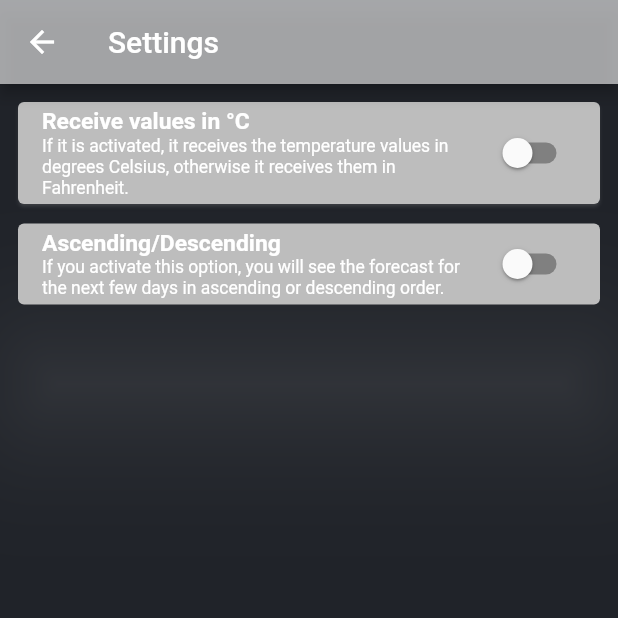
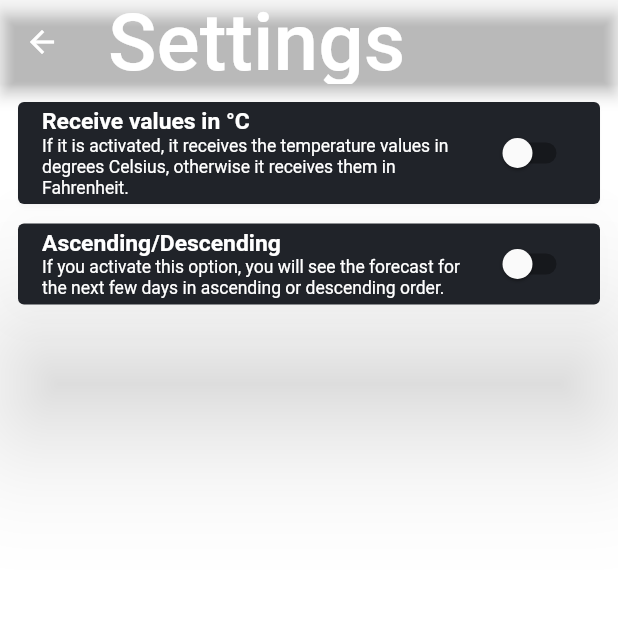
Before and after one commit to AndryCU/weather_app, a Flutter app: the screen it shows after launch, after a tap on the "settings" icon, on a phone screen of 412 x 824 dp, the top half of it. Run offline on Flutter 3.47's test engine with Material 2 defaults, Android fonts, the phone set to English and light mode, and no system bars; our stand-ins replace bloc, cached_network_image, dartz, equatable, firebase_core, firebase_crashlytics and 9 more; accounts and stored records are empty; generated files the repository leaves out were written again.

Commit message:
updating UI
Separate texts and colors. Modified the configuration screen

```diff
--- /dev/null
+++ b/lib/core/const/colors.dart
@@ -0,0 +1,12 @@
+import 'package:flutter/material.dart';
+
+const scaffoldBackgroundColor = Color.fromRGBO(26, 28, 30, 0);
+const textTitleColor = Colors.white;
+const iconColor = Colors.white;
+const messagesColor = Colors.white70;
+const cardBackgroundColor = Color.fromRGBO(32, 35, 41, 1);
+const iconErrorColor = Colors.red;
+const cardSubtitleColor = Color.fromARGB(255, 200, 200, 201);
+const borderSideColor = Colors.white;
+const cardInsideColor = Color.fromARGB(179, 128, 128, 128);
+const switchActivateColor = Colors.white;
--- /dev/null
+++ b/lib/features/current_weather/presentation/widgets/texts_current_weather.dart
@@ -0,0 +1 @@
+const timeZoneMessage = 'All times are in your local time';
--- a/lib/features/fetch_location_gps/presentation/bloc/fetch_location_gps_state.dart
+++ b/lib/features/fetch_location_gps/presentation/bloc/fetch_location_gps_state.dart
@@ -8,6 +8,8 @@ abstract class FetchLocationGpsState extends Equatable {
 }
 
 class FetchLocationGpsInitial extends FetchLocationGpsState {}
+
+class FetchLocationGpsDenyForever extends FetchLocationGpsState {}
 
 class FetchLocationGpsLoading extends FetchLocationGpsState {}
 
@@ -23,4 +25,8 @@ class FetchLocationGpsError extends FetchLocationGpsState {}
 
 class FetchLocationGpsServiceError extends FetchLocationGpsState {}
 
-class FetchLocationGpsPermissionError extends FetchLocationGpsState {}
+class FetchLocationGpsPermissionError extends FetchLocationGpsState {
+  final LocationPermission type;
+
+  const FetchLocationGpsPermissionError(this.type);
+}
--- /dev/null
+++ b/lib/features/feth_location/presentation/widgets/text_feth_location.dart
@@ -0,0 +1,4 @@
+const hideMessage = 'Type here a location';
+const tryAgainText = 'Try again';
+const generalError = 'Oops something went wrong:';
+const noLocationFound = 'Ups! No locations found';
--- a/lib/features/feth_location/presentation/widgets/text_field.dart
+++ b/lib/features/feth_location/presentation/widgets/text_field.dart
@@ -5,6 +5,7 @@ import 'package:flutter/material.dart';
 import 'package:flutter_bloc/flutter_bloc.dart';
 import 'package:flutter_typeahead/flutter_typeahead.dart';
 import 'package:sizer/sizer.dart';
+import 'package:weather_app/core/const/colors.dart';
 import 'package:weather_app/features/fetch_location_gps/presentation/bloc/fetch_location_gps_bloc.dart';
 import 'package:weather_app/features/feth_location/presentation/bloc/cubit/spesific_location_selected_cubit.dart';
 import '../../../../core/const/end_points.dart';
@@ -13,6 +14,7 @@ import '../../../../injection/locator.dart';
 import '../../../main_ui/presentation/bloc/main_ui_bloc.dart';
 import '../../domain/entities/geocoding/geo_coding_entity.dart';
 import '../../domain/usecases/geo_coding_list.dart';
+import 'text_feth_location.dart';
 
 class TextFieldLocation extends StatelessWidget {
   final TextEditingController _typeAheadController = TextEditingController();
@@ -32,12 +34,12 @@ class TextFieldLocation extends StatelessWidget {
                 borderRadius: BorderRadius.circular(12),
                 borderSide: const BorderSide(
                   width: 3,
-                  color: Colors.white,
+                  color: borderSideColor,
                 ),
               ),
               focusedBorder: OutlineInputBorder(
                 borderRadius: BorderRadius.circular(12),
-                borderSide: const BorderSide(width: 3, color: Colors.white),
+                borderSide: const BorderSide(width: 3, color: borderSideColor),
               ),
               contentPadding: const EdgeInsets.only(
                 left: 10,
@@ -46,14 +48,14 @@ class TextFieldLocation extends StatelessWidget {
                 color: Colors.white30,
                 fontSize: 16.sp,
               ),
-              labelText: 'Type here a location',
+              labelText: hideMessage,
               labelStyle: TextStyle(
                 color: Colors.white30,
                 fontSize: 17.sp,
               ),
             ),
             style: TextStyle(
-              color: Colors.white,
+              color: textTitleColor,
               fontSize: 16.sp,
             ),
           ),
@@ -67,7 +69,7 @@ class TextFieldLocation extends StatelessWidget {
             return [];
           },
           itemBuilder: (context, itemData) {
-            final state = itemData.state != null ? '${itemData.state}' : '';
+            final state = itemData.state ?? '';
             return Card(
               elevation: 20,
               child: ListTile(
@@ -87,7 +89,7 @@ class TextFieldLocation extends StatelessWidget {
                   errorWidget: (context, url, error) {
                     return Icon(
                       Icons.image_not_supported_sharp,
-                      color: Colors.red,
+                      color: iconErrorColor,
                       size: 10.w,
                     );
                   },
@@ -105,7 +107,7 @@ class TextFieldLocation extends StatelessWidget {
               return Text(
                 error.message,
                 style: TextStyle(
-                  color: Colors.red,
+                  color: iconErrorColor,
                   fontSize: 15.sp,
                 ),
                 textAlign: TextAlign.center,
@@ -113,16 +115,16 @@ class TextFieldLocation extends StatelessWidget {
             }
             if (error is TimeoutException) {
               return Text(
-                'Try again',
+                tryAgainText,
                 style: TextStyle(
-                  color: Colors.red,
+                  color: iconErrorColor,
                   fontSize: 15.sp,
                 ),
                 textAlign: TextAlign.center,
               );
             }
             return Text(
-              'Oops something went wrong: ${error.toString()}',
+              '$generalError ${error.toString()}',
               style: TextStyle(
                 color: Colors.red,
                 fontSize: 15.sp,
@@ -144,7 +146,7 @@ class TextFieldLocation extends StatelessWidget {
             return Padding(
               padding: const EdgeInsets.all(8.0),
               child: Text(
-                'Ups! No locations found',
+                noLocationFound,
                 style: TextStyle(
                   fontSize: 15.sp,
                 ),
--- a/lib/features/main_ui/presentation/pages/weather_page.dart
+++ b/lib/features/main_ui/presentation/pages/weather_page.dart
@@ -1,16 +1,16 @@
 import 'package:flutter/material.dart';
 import 'package:flutter_bloc/flutter_bloc.dart';
+import 'package:permission_handler/permission_handler.dart';
 import 'package:sizer/sizer.dart';
 import 'package:lottie/lottie.dart';
 import 'package:shared_preferences/shared_preferences.dart';
-import 'package:weather_app/core/utils/sun_data_converter.dart';
 import 'package:weather_app/features/fetch_location_gps/presentation/bloc/fetch_location_gps_bloc.dart';
-import 'package:weather_app/features/feth_location/data/repositories/geo_coding_repository_implementation.dart';
 import 'package:weather_app/features/main_ui/presentation/bloc/main_ui_bloc.dart';
+import 'package:weather_app/features/main_ui/presentation/pages/texts_main_ui.dart';
 import 'package:weather_app/features/settings/presentation/pages/settings_page.dart';
 
+import '../../../../core/const/colors.dart';
 import '../../../current_weather/presentation/widgets/current_weather_main_widget.dart';
-import '../../../feth_location/domain/repositories/geo_coding_repository.dart';
 import '../../../feth_location/presentation/bloc/cubit/spesific_location_selected_cubit.dart';
 import '../../../feth_location/presentation/widgets/text_field.dart';
 import '../../../five_days_weather/presentation/widgets/day_expanded_widget.dart';
@@ -38,7 +38,7 @@ class _WeatherPageState extends State<WeatherPage> {
   Widget build(BuildContext context) {
     return Scaffold(
       resizeToAvoidBottomInset: false,
-      backgroundColor: const Color.fromRGBO(26, 28, 30, 0),
+      backgroundColor: scaffoldBackgroundColor,
       body: Padding(
         padding: const EdgeInsets.only(top: 4.0),
         child: SingleChildScrollView(
@@ -54,8 +54,8 @@ class _WeatherPageState extends State<WeatherPage> {
                     padding: const EdgeInsets.only(left: 8),
                     child: Text(
                       textAlign: TextAlign.center,
-                      'Weather App',
-                      style: TextStyle(fontSize: 30.sp, color: Colors.white),
+                      appTitle,
+                      style: TextStyle(fontSize: 30.sp, color: textTitleColor),
                     ),
                   ),
                   const Spacer(),
@@ -69,7 +69,7 @@ class _WeatherPageState extends State<WeatherPage> {
                     },
                     icon: const Icon(
                       Icons.gps_fixed,
-                      color: Colors.white,
+                      color: iconColor,
                     ),
                   ),
                   IconButton(
@@ -82,7 +82,7 @@ class _WeatherPageState extends State<WeatherPage> {
                     },
                     icon: const Icon(
                       Icons.settings,
-                      color: Colors.white,
+                      color: iconColor,
                     ),
                   )
                 ],
@@ -106,7 +106,7 @@ class _WeatherPageState extends State<WeatherPage> {
                     return Container();
                   }
                   if (state is FetchLocationGpsLoading) {
-                    return _loadingWidget(message: 'Loading location...');
+                    return _loadingWidget(message: loadingLocationText);
                   }
                   if (state is FetchLocationGpsLoaded) {
                     BlocProvider.of<MainUiBloc>(context, listen: false)
@@ -119,15 +119,42 @@ class _WeatherPageState extends State<WeatherPage> {
 
                   if (state is FetchLocationGpsPermissionError) {
                     return _gpsServiceOrPermissionError(
-                        message:
-                            'Please, grand the permission of location to use this feature...',
+                        message: gpsPermissionError,
                         icon: Icons.location_disabled);
                   }
-
+                  if (state is FetchLocationGpsDenyForever) {
+                    return Center(
+                      child: Column(
+                        children: [
+                          Icon(
+                            Icons.gps_off,
+                            color: iconColor,
+                            size: 25.w,
+                          ),
+                          SizedBox(
+                            width: 80.w,
+                            child: Text(
+                              gpsPermissionDenyForeverText,
+                              textAlign: TextAlign.center,
+                              style: TextStyle(
+                                color: messagesColor,
+                                fontSize: 20.sp,
+                              ),
+                            ),
+                          ),
+                          ElevatedButton(
+                              onPressed: () async {
+                                await openAppSettings();
+                              },
+                              child: const Text(goAppSettingsScreen))
+                        ],
+                      ),
+                    );
+                  }
                   if (state is FetchLocationGpsServiceError) {
                     return _gpsServiceOrPermissionError(
                       icon: Icons.wrong_location,
-                      message: 'Please, enable location to use the GPS...',
+                      message: enableGpsText,
                     );
                   }
                   if (state is FetchLocationGpsError) {
@@ -145,7 +172,7 @@ class _WeatherPageState extends State<WeatherPage> {
               BlocBuilder<MainUiBloc, WeatherState>(
                 builder: (context, state) {
                   if (state is WeatherLoadingState) {
-                    return _loadingWidget(message: 'Loading weather...');
+                    return _loadingWidget(message: loadingWeather);
                   }
                   if (state is WeatherLoadedState) {
                     return Column(
@@ -163,7 +190,10 @@ class _WeatherPageState extends State<WeatherPage> {
                     return Center(
                       child: Text(
                         state.message,
-                        style: const TextStyle(color: Colors.white),
+                        style: TextStyle(
+                          color: messagesColor,
+                          fontSize: 16.sp,
+                        ),
                       ),
                     );
                   }
@@ -184,7 +214,7 @@ class _WeatherPageState extends State<WeatherPage> {
         children: [
           Icon(
             icon,
-            color: Colors.white,
+            color: iconColor,
             size: 25.w,
           ),
           SizedBox(
@@ -193,7 +223,7 @@ class _WeatherPageState extends State<WeatherPage> {
               message,
               textAlign: TextAlign.center,
               style: TextStyle(
-                color: Colors.white70,
+                color: messagesColor,
                 fontSize: 20.sp,
               ),
             ),
--- a/lib/features/settings/presentation/pages/settings_page.dart
+++ b/lib/features/settings/presentation/pages/settings_page.dart
@@ -1,10 +1,11 @@
 import 'package:flutter/material.dart';
 import 'package:flutter_bloc/flutter_bloc.dart';
-import 'package:go_router/go_router.dart';
 import 'package:shared_preferences/shared_preferences.dart';
+import 'package:weather_app/core/const/colors.dart';
 import 'package:weather_app/features/settings/presentation/cubit/settings_order_cubit.dart';
 
 import 'package:sizer/sizer.dart';
+import 'package:weather_app/features/settings/presentation/pages/text_settings.dart';
 import '../../../../injection/locator.dart';
 import '../cubit/settings_unit_cubit.dart';
 
@@ -33,22 +34,27 @@ class _SettingsPageState extends State<SettingsPage> {
         title: Row(
           mainAxisSize: MainAxisSize.min,
           mainAxisAlignment: MainAxisAlignment.end,
-          children: const [
+          children: [
             Text(
-              'Settings',
+              appBarSettings,
+              style: TextStyle(
+                color: textTitleColor,
+                fontSize: 30.sp,
+              ),
             ),
           ],
         ),
-        backgroundColor: Colors.white60,
+        backgroundColor: scaffoldBackgroundColor,
         leading: IconButton(
             onPressed: () {
               Navigator.pop(context);
-              //context.go('/main');
-              //context.pop();
             },
-            icon: const Icon(Icons.arrow_back)),
+            icon: const Icon(
+              Icons.arrow_back,
+              color: iconColor,
+            )),
       ),
-      backgroundColor: Color.fromRGBO(32, 35, 41, 1),
+      backgroundColor: scaffoldBackgroundColor,
       resizeToAvoidBottomInset: false,
       body: SafeArea(
         child: Padding(
@@ -57,20 +63,21 @@ class _SettingsPageState extends State<SettingsPage> {
             mainAxisSize: MainAxisSize.max,
             children: [
               Card(
-                color: Colors.grey.shade400,
+                color: cardBackgroundColor,
                 shadowColor: Colors.white24,
                 child: BlocBuilder<UnitCubit, bool>(
                   builder: (context, state) {
                     return SwitchListTile(
                       title: Text(
-                        'Receive values in °C',
+                        switchGradesTitle,
                         style: _titleTextStyle(),
                       ),
                       subtitle: Text(
-                          style: _subTitleTextStyle(),
-                          textAlign: TextAlign.left,
-                          'If it is activated, it receives the temperature values in degrees Celsius, otherwise it receives them in Fahrenheit.'),
-                      activeColor: Colors.white,
+                        switchGradeSubtitle,
+                        style: _subTitleTextStyle(),
+                        textAlign: TextAlign.left,
+                      ),
+                      activeColor: switchActivateColor,
                       value: unitValue,
                       onChanged: (value) {
                         unitValue = value;
@@ -85,19 +92,20 @@ class _SettingsPageState extends State<SettingsPage> {
               ),
               Card(
                 elevation: 40,
-                color: Colors.grey.shade400,
-                shadowColor: Colors.white24,
+                color: cardBackgroundColor,
+                //shadowColor: Colors.white24,
                 child: BlocBuilder<OrderCubit, bool>(
                   builder: (context, state) {
                     return SwitchListTile(
                       title: Text(
-                        'Ascending/Descending',
+                        switchInvertDaysTitle,
                         style: _titleTextStyle(),
                       ),
                       subtitle: Text(
-                          style: _subTitleTextStyle(),
-                          'If you activate this option, you will see the forecast for the next few days in ascending or descending order.'),
-                      activeColor: Colors.white,
+                        style: _subTitleTextStyle(),
+                        switchInvertSubtitle,
+                      ),
+                      activeColor: switchActivateColor,
                       value: orderValue,
                       onChanged: (value) {
                         orderValue = value;
@@ -116,14 +124,14 @@ class _SettingsPageState extends State<SettingsPage> {
 
   TextStyle _subTitleTextStyle() {
     return TextStyle(
-      color: Colors.white,
+      color: textTitleColor,
       fontSize: 14.sp,
     );
   }
 
   TextStyle _titleTextStyle() {
     return TextStyle(
-      color: Colors.white,
+      color: textTitleColor,
       fontWeight: FontWeight.bold,
       fontSize: 16.sp,
     );
--- /dev/null
+++ b/lib/features/settings/presentation/pages/text_settings.dart
@@ -0,0 +1,9 @@
+import 'package:flutter/material.dart';
+
+const appBarSettings = 'Settings';
+const switchGradesTitle = 'Receive values in °C';
+const switchGradeSubtitle =
+    'If it is activated, it receives the temperature values in degrees Celsius, otherwise it receives them in Fahrenheit.';
+const switchInvertDaysTitle = 'Ascending/Descending';
+const switchInvertSubtitle =
+    'If you activate this option, you will see the forecast for the next few days in ascending or descending order.';
```
Also changed, not shown: lib/core/routes.dart (deleted, +0 -30 lines), lib/features/current_weather/presentation/widgets/current_weather_main_widget.dart (+13 -11 lines), lib/features/current_weather/presentation/widgets/current_weather_variable_widget.dart (+4 -3 lines), lib/features/fetch_location_gps/presentation/bloc/fetch_location_gps_bloc.dart (+7 -6 lines), lib/features/feth_location/presentation/bloc/geocoding_bloc/geocoding_bloc.dart (deleted, +0 -23 lines), lib/features/feth_location/presentation/bloc/geocoding_bloc/geocoding_event.dart (deleted, +0 -8 lines), lib/features/feth_location/presentation/bloc/geocoding_bloc/geocoding_state.dart (deleted, +0 -29 lines), lib/features/five_days_weather/presentation/widgets/day_expanded_widget.dart (+15 -13 lines), lib/features/main_ui/presentation/pages/texts_main_ui.dart (added, +9 -0 lines).
